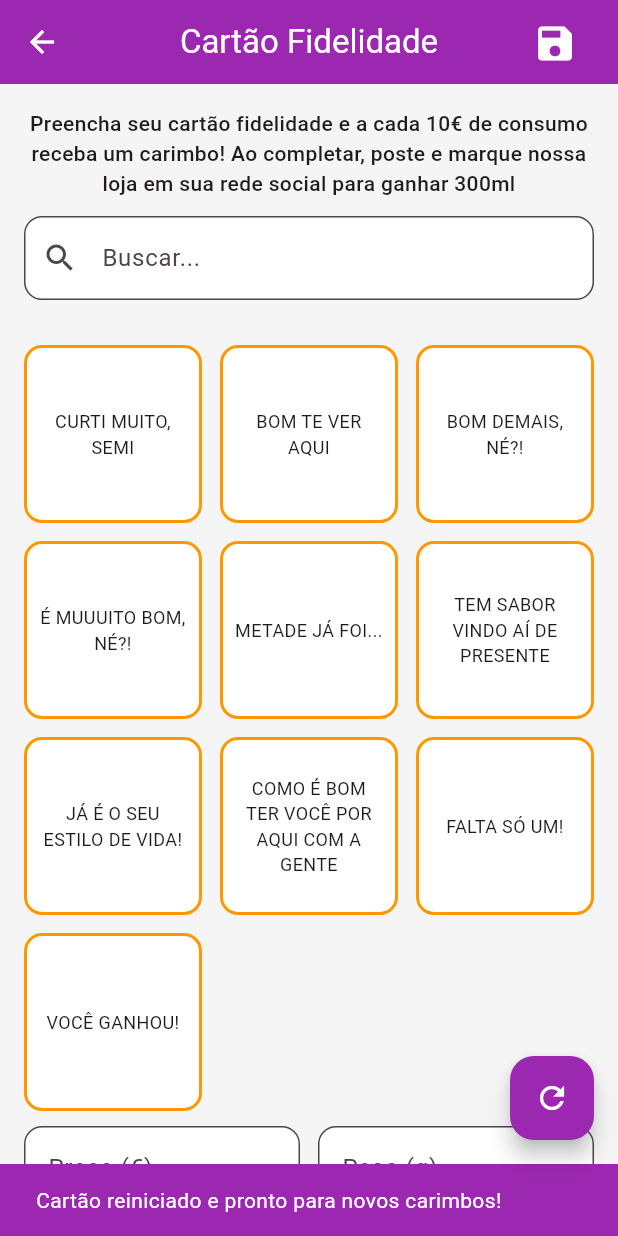
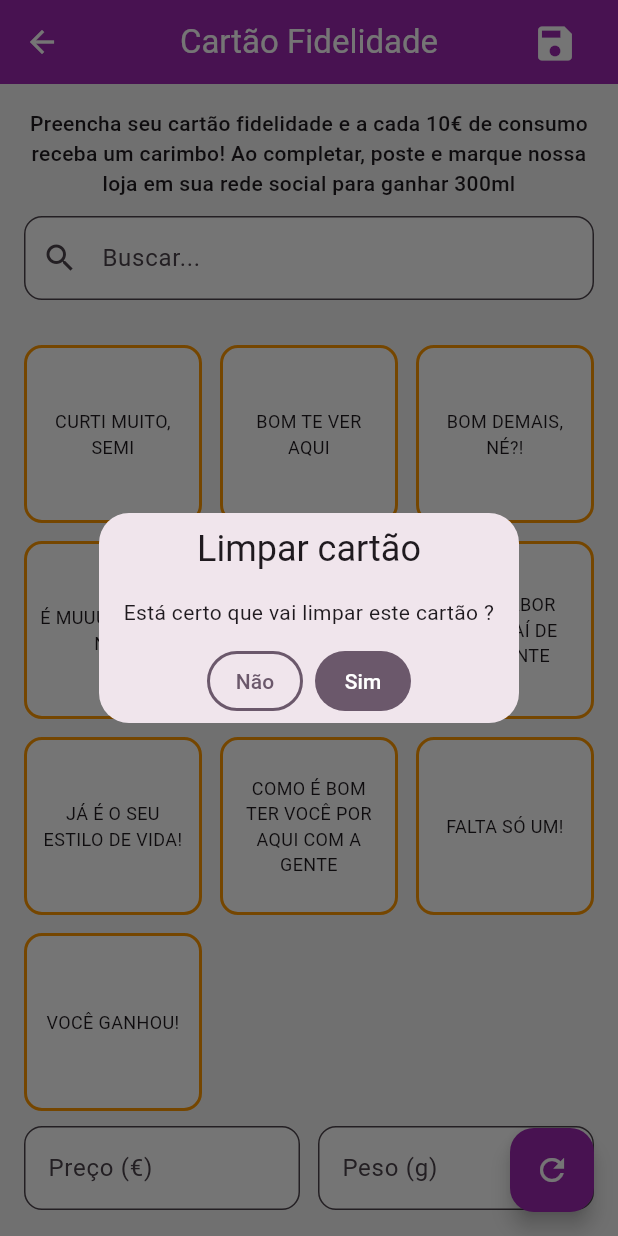
Before and after one commit to marcosradix/maria-pitanga-coimbra, a Flutter app: the LoyaltyCardAdmScreen screen opened by its route, after a tap on the "refresh" icon, on a phone screen of 412 x 824 dp. Run offline on Flutter 3.47's test engine with Material 3 defaults, Android fonts, the phone set to English and light mode, and no system bars; our stand-ins replace firebase_auth, firebase_core, firebase_database, font_awesome_flutter, get, localstorage; accounts and stored records are empty.

Commit message:
confirm dialog clean

```diff
--- a/lib/main.dart
+++ b/lib/main.dart
@@ -15,12 +15,12 @@ void main() async {
   if (kIsWeb) {
     await Firebase.initializeApp(
       options: DefaultFirebaseOptions.currentPlatform,
-    ).whenComplete(() => debugPrint('FIREBASE INITIALIZED WEB==============>'));
+    ).whenComplete(() => debugPrint('INITIALIZED WEB==============>'));
   } else {
     await Firebase.initializeApp(
       options: DefaultFirebaseOptions.currentPlatform,
       name: "MariaPitangaCoimbra",
-    ).whenComplete(() => debugPrint('FIREBASE INITIALIZED================>'));
+    ).whenComplete(() => debugPrint('INITIALIZED================>'));
   }
 
   runApp(const MyApp());
--- a/lib/screen/loyalty_card_adm_screen.dart
+++ b/lib/screen/loyalty_card_adm_screen.dart
@@ -176,29 +176,16 @@ class _LoyaltyCardAdmScreenState extends State<LoyaltyCardAdmScreen> {
       floatingActionButton: FloatingActionButton(
         tooltip: "Reiniciar",
         onPressed: () {
-          setState(() {
-            stamps = List.generate(
-              10,
-              (index) => CardModel(
-                stamped: false,
-                price: null,
-                grams: null,
-                index: index,
-              ),
-            );
-            _dbRef
-                .child(searchController.text)
-                .set(cardData.copyWith(stamps: stamps).toJson());
-            ScaffoldMessenger.of(context).showSnackBar(
-              SnackBar(
-                backgroundColor: Colors.purple,
-                content: Text(
-                  "Cartão reiniciado e pronto para novos carimbos!",
-                  style: const TextStyle(color: Colors.white),
-                ),
-              ),
-            );
-          });
+          Get.defaultDialog(
+            title: "Limpar cartão",
+            middleText: "Está certo que vai limpar este cartão ?",
+            textConfirm: "Sim",
+            textCancel: "Não",
+            confirmTextColor: Colors.white,
+            onConfirm: () => setState(() {
+              clearCard(context);
+            }),
+          );
         },
         backgroundColor: Colors.purple,
         child: const Icon(Icons.refresh, color: Colors.white),
@@ -392,4 +379,27 @@ class _LoyaltyCardAdmScreenState extends State<LoyaltyCardAdmScreen> {
       ),
     );
   }
+
+  void clearCard(BuildContext context) {
+    if (searchController.text.isNotEmpty) {
+      stamps = List.generate(
+        10,
+        (index) =>
+            CardModel(stamped: false, price: null, grams: null, index: index),
+      );
+      _dbRef
+          .child(searchController.text)
+          .set(cardData.copyWith(stamps: stamps).toJson());
+      ScaffoldMessenger.of(context).showSnackBar(
+        SnackBar(
+          backgroundColor: Colors.purple,
+          content: Text(
+            "Cartão reiniciado e pronto para novos carimbos!",
+            style: const TextStyle(color: Colors.white),
+          ),
+        ),
+      );
+      Navigator.pop(context);
+    }
+  }
 }
--- a/lib/screen/sign_up.dart
+++ b/lib/screen/sign_up.dart
@@ -146,13 +146,16 @@ Poderemos atualizar esta Política de Privacidade sempre que necessário, sendo
       final phone = _phoneController.text.trim();
 
       await authService.register(email, password).then((data) {
-        if (data != null) {
+        final user = data!.user;
+        if (user != null && !user.emailVerified) {
           _dbRef
               .child(Base64Utils.encode(email))
               .set({"phone": phone, "privacyPolicy": accepted})
               .catchError((error) {
                 Get.snackbar("Erro", "Erro ao salvar dados");
               });
+
+          user.sendEmailVerification();
 
           ScaffoldMessenger.of(context)
               .showSnackBar(
```
